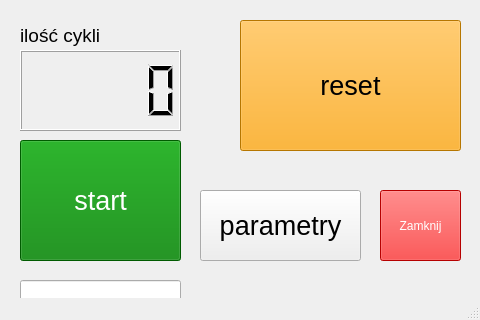
This is mainwindow.ui in lgruszka/step_motor as Qt 5 draws it before an edit. The edited form follows.
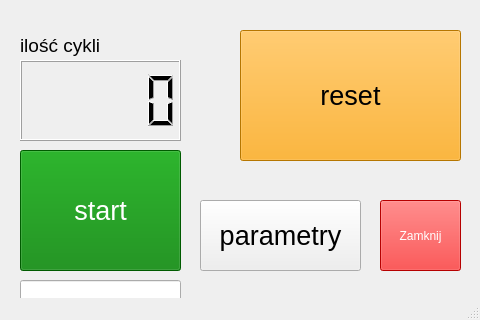
This is the edited form.

Patch:
```diff
--- a/mainwindow.ui
+++ b/mainwindow.ui
@@ -18,7 +18,7 @@
     <property name="geometry">
      <rect>
       <x>240</x>
-      <y>20</y>
+      <y>30</y>
       <width>221</width>
       <height>131</height>
      </rect>
@@ -39,7 +39,7 @@
     <property name="geometry">
      <rect>
       <x>20</x>
-      <y>50</y>
+      <y>60</y>
       <width>161</width>
       <height>81</height>
      </rect>
@@ -49,7 +49,7 @@
     <property name="geometry">
      <rect>
       <x>20</x>
-      <y>140</y>
+      <y>150</y>
       <width>161</width>
       <height>121</height>
      </rect>
@@ -74,7 +74,7 @@
     <property name="geometry">
      <rect>
       <x>380</x>
-      <y>190</y>
+      <y>200</y>
       <width>81</width>
       <height>71</height>
      </rect>
@@ -102,7 +102,7 @@
     <property name="geometry">
      <rect>
       <x>20</x>
-      <y>20</y>
+      <y>30</y>
       <width>161</width>
       <height>31</height>
      </rect>
@@ -120,7 +120,7 @@
     <property name="geometry">
      <rect>
       <x>200</x>
-      <y>190</y>
+      <y>200</y>
       <width>161</width>
       <height>71</height>
      </rect>
```
